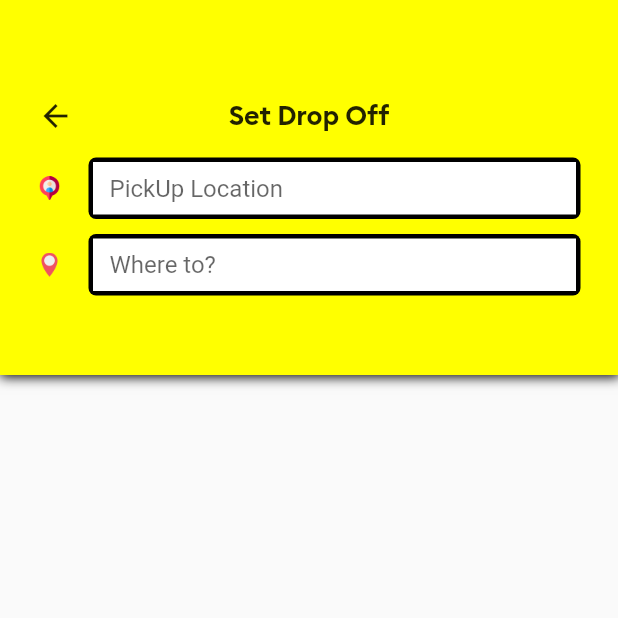
After one commit to shimul53/TaxiMama, a Flutter app: the SearchScreen screen opened directly, on a phone screen of 412 x 824 dp, the top half of it. The commit adds this screen. Run offline on Flutter 3.47's test engine with Material 2 defaults, Android fonts, the phone set to English and light mode, and no system bars; our stand-ins replace firebase_auth, firebase_core, firebase_database, fluttertoast, geolocator, google_maps_flutter and 1 more; missing offline and left inert: dart:ffi; accounts and stored records are empty.

Commit message:
add search screen

```diff
--- /dev/null
+++ b/lib/AllScreens/searchScreen.dart
@@ -0,0 +1,144 @@
+import 'package:flutter/cupertino.dart';
+import 'package:flutter/material.dart';
+import 'package:provider/provider.dart';
+import 'package:rider_app/DataHandler/appData.dart';
+
+class SearchScreen extends StatefulWidget {
+  @override
+  _State createState() => _State();
+}
+
+class _State extends State<SearchScreen> {
+  TextEditingController pickUpTextEditingController = TextEditingController();
+  TextEditingController dropOffTextEditingController = TextEditingController();
+  @override
+  Widget build(BuildContext context) {
+    String placeAddress =
+        Provider.of<AppData>(context).pickUpLocation?.placeName ?? "";
+    pickUpTextEditingController.text = placeAddress;
+    return Scaffold(
+      body: Column(
+        children: [
+          Container(
+            height: 250.0,
+            decoration: BoxDecoration(
+              color: Colors.yellowAccent,
+              boxShadow: [
+                BoxShadow(
+                  color: Colors.black,
+                  blurRadius: 6.0,
+                  spreadRadius: 0.5,
+                  offset: Offset(0.7, 0.7),
+                ),
+              ],
+            ),
+            child: Padding(
+              padding: EdgeInsets.only(
+                  left: 25.0, top: 60.0, right: 25.0, bottom: 20.0),
+              child: Column(
+                children: [
+                  SizedBox(
+                    height: 5.0,
+                  ),
+                  Stack(
+                    children: [
+                      GestureDetector(
+                        onTap: () {
+                          Navigator.pop(context);
+                        },
+                        child: Icon(Icons.arrow_back),
+                      ),
+                      Center(
+                        child: Text(
+                          "Set Drop Off",
+                          style: TextStyle(
+                              fontSize: 18.0, fontFamily: "Brand Bold"),
+                        ),
+                      )
+                    ],
+                  ),
+                  SizedBox(
+                    height: 16.0,
+                  ),
+                  Row(
+                    children: [
+                      Image.asset(
+                        "images/pickicon.png",
+                        height: 16.0,
+                        width: 16.0,
+                      ),
+                      SizedBox(
+                        width: 18.0,
+                      ),
+                      Expanded(
+                        child: Container(
+                          decoration: BoxDecoration(
+                            color: Colors.black,
+                            borderRadius: BorderRadius.circular(5.0),
+                          ),
+                          child: Padding(
+                            padding: EdgeInsets.all(3.0),
+                            child: TextField(
+                              controller: pickUpTextEditingController,
+                              decoration: InputDecoration(
+                                hintText: "PickUp Location",
+                                fillColor: Colors.white,
+                                filled: true,
+                                border: InputBorder.none,
+                                isDense: true,
+                                contentPadding: EdgeInsets.only(
+                                    left: 11.0, top: 8.0, bottom: 8.0),
+                              ),
+                            ),
+                          ),
+                        ),
+                      ),
+                    ],
+                  ),
+                  SizedBox(
+                    height: 10.0,
+                  ),
+                  Row(
+                    children: [
+                      Image.asset(
+                        "images/desticon.png",
+                        height: 16.0,
+                        width: 16.0,
+                      ),
+                      SizedBox(
+                        width: 18.0,
+                      ),
+                      Expanded(
+                        child: Container(
+                          decoration: BoxDecoration(
+                            color: Colors.black,
+                            borderRadius: BorderRadius.circular(5.0),
+                          ),
+                          child: Padding(
+                            padding: EdgeInsets.all(3.0),
+                            child: TextField(
+                              controller: dropOffTextEditingController,
+                              decoration: InputDecoration(
+                                hintText: "Where to?",
+                                fillColor: Colors.white,
+                                filled: true,
+                                border: InputBorder.none,
+                                isDense: true,
+                                contentPadding: EdgeInsets.only(
+                                    left: 11.0, top: 8.0, bottom: 8.0),
+                              ),
+                            ),
+                          ),
+                        ),
+                      ),
+                    ],
+                  )
+                ],
+              ),
+            ),
+          )
+        ],
+      ),
+    );
+  }
+}
--- /dev/null
+++ b/lib/DataHandler/appData.dart
@@ -0,0 +1,13 @@
+import 'dart:ffi';
+
+import 'package:flutter/cupertino.dart';
+import 'package:rider_app/Models/address.dart';
+
+class AppData extends ChangeNotifier {
+  Address? pickUpLocation;
+
+  void updatePickUpLocationAddress(Address pickUpAddress) async {
+    pickUpLocation = pickUpAddress;
+    notifyListeners();
+  }
+}
--- /dev/null
+++ b/lib/Models/address.dart
@@ -0,0 +1,13 @@
+class Address {
+  String? placeFormattedAddress;
+  String? placeName;
+  String? placeId;
+  double? latitude;
+  double? longitude;
+  Address(
+      {this.placeFormattedAddress,
+      this.placeName,
+      this.placeId,
+      this.longitude,
+      this.latitude});
+}
--- a/lib/configMaps.dart
+++ b/lib/configMaps.dart
@@ -1 +1 @@
-String mapKey = "AIzaSyC2CnTPQJmZq4mryB031mCrOgG6lqNEe9E";
+String mapKey = "AIzaSyALtrp31ibvr57p_QPRRV4Dv1qV-MxU5QM";
```
Also changed, not shown: lib/AllScreens/mainscreen.dart (+42 -5 lines), lib/Assistants/assistantMethods.dart (added, +35 -0 lines), lib/Assistants/requestAssistant.dart (added, +20 -0 lines), lib/main.dart (+7 -2 lines), pubspec.yaml (+8 -6 lines), pubspec.lock, 4 other files.
